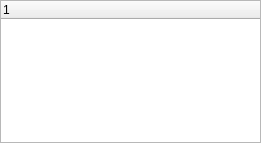
First picture: the form in src/StarRPGEditor/StarRPGEditor/map_tree_view.ui, repository wasedaigo/star-rpg-editor, before the edit.
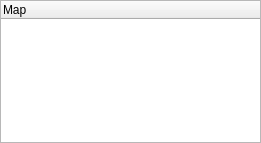
Second picture: the form after the edit.

```diff
--- a/src/StarRPGEditor/StarRPGEditor/map_tree_view.ui
+++ b/src/StarRPGEditor/StarRPGEditor/map_tree_view.ui
@@ -72,7 +72,7 @@
         </property>
         <column>
          <property name="text">
-          <string notr="true">1</string>
+          <string notr="true">Map</string>
          </property>
         </column>
        </widget>
```
